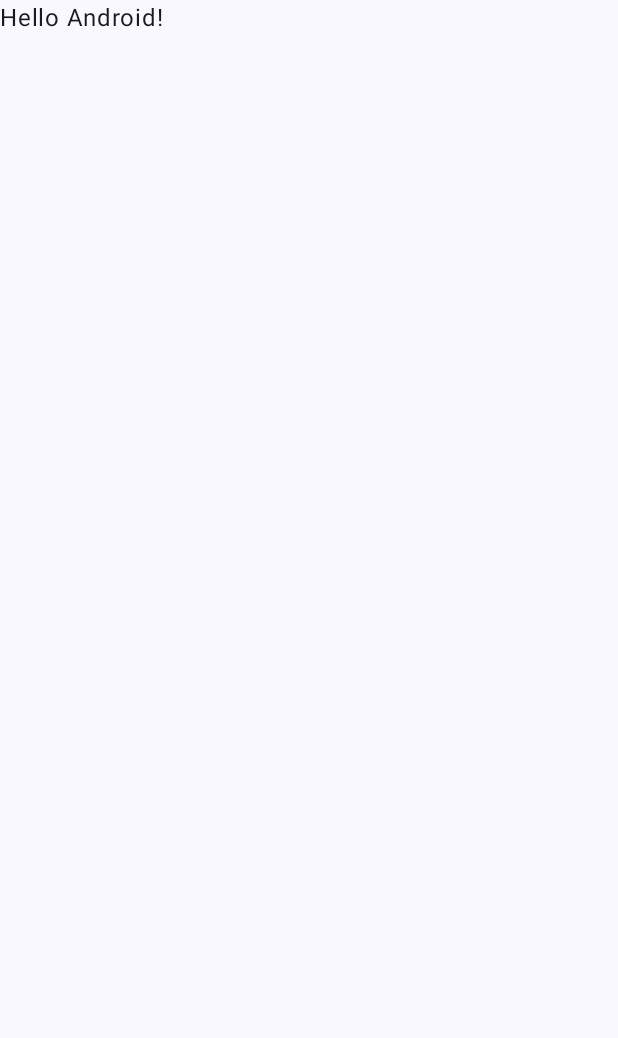
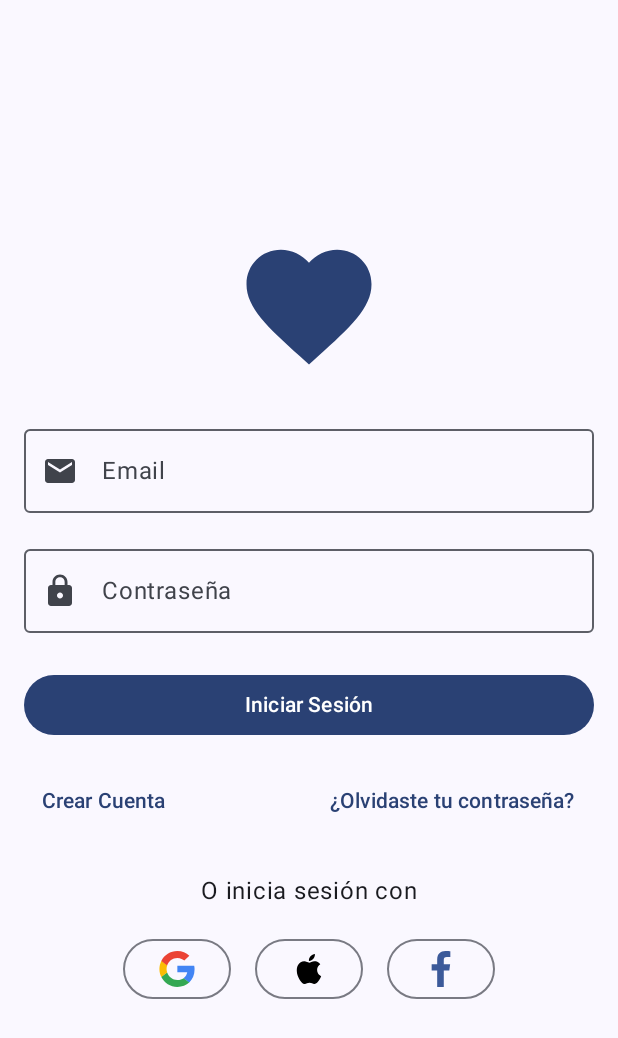
Before and after one commit to SarAvi21805/Vive_paso_a_paso, an Android app built with Jetpack Compose: the screen it shows after launch (MainActivity), on a phone screen of 412 x 824 dp. Before the commit the part shown is almost empty. Shown: the top 1038 px of the screen. Run offline under Robolectric (Android 15) with nearby library versions, the phone set to English and light mode, and no system bars.

Commit message:
Se realizaron las siguientes modificaciones en el repositorio:
1. Declaración de los colores a utilizar dentro de la aplicación (sujetos a cambios).
2. Declaración de recursos necesarios para implementar en la pantalla de login.
3. Visualización de la vista del login al compilar la aplicación.
4. Creación de archivos adicionales para colocar el código funcional de la vista (siguiente entrega).

```diff
--- a/app/build.gradle.kts
+++ b/app/build.gradle.kts
@@ -6,12 +6,12 @@ plugins {
 
 android {
     namespace = "com.example.vivepasoapaso"
-    compileSdk = 35
+    compileSdk = 36
 
     defaultConfig {
         applicationId = "com.example.vivepasoapaso"
         minSdk = 24
-        targetSdk = 35
+        targetSdk = 36
         versionCode = 1
         versionName = "1.0"
 
--- a/app/src/main/java/com/example/vivepasoapaso/MainActivity.kt
+++ b/app/src/main/java/com/example/vivepasoapaso/MainActivity.kt
@@ -8,40 +8,26 @@ import androidx.compose.foundation.layout.fillMaxSize
 import androidx.compose.foundation.layout.padding
 import androidx.compose.material3.Scaffold
 import androidx.compose.material3.Text
+import androidx.compose.material3.MaterialTheme
+import androidx.compose.material3.Surface
 import androidx.compose.runtime.Composable
 import androidx.compose.ui.Modifier
 import androidx.compose.ui.tooling.preview.Preview
+import com.example.vivepasoapaso.ui.screens.login.LoginScreen
 import com.example.vivepasoapaso.ui.theme.VivePasoAPasoTheme
 
 class MainActivity : ComponentActivity() {
     override fun onCreate(savedInstanceState: Bundle?) {
         super.onCreate(savedInstanceState)
-        enableEdgeToEdge()
         setContent {
             VivePasoAPasoTheme {
-                Scaffold(modifier = Modifier.fillMaxSize()) { innerPadding ->
-                    Greeting(
-                        name = "Android",
-                        modifier = Modifier.padding(innerPadding)
-                    )
+                Surface(
+                    modifier = Modifier.fillMaxSize(),
+                    color = MaterialTheme.colorScheme.background
+                ) { // Pantallas para visualizar
+                    LoginScreen()
                 }
             }
         }
     }
 }
-
-@Composable
-fun Greeting(name: String, modifier: Modifier = Modifier) {
-    Text(
-        text = "Hello $name!",
-        modifier = modifier
-    )
-}
-
-@Preview(showBackground = true)
-@Composable
-fun GreetingPreview() {
-    VivePasoAPasoTheme {
-        Greeting("Android")
-    }
-}
--- /dev/null
+++ b/app/src/main/java/com/example/vivepasoapaso/ui/screens/login/LoginEvent.kt
@@ -0,0 +1 @@
+package com.example.vivepasoapaso.ui.screens.login
--- /dev/null
+++ b/app/src/main/java/com/example/vivepasoapaso/ui/screens/login/LoginScreen.kt
@@ -0,0 +1,132 @@
+package com.example.vivepasoapaso.ui.screens.login
+
+import androidx.compose.foundation.Image
+import androidx.compose.foundation.layout.*
+import androidx.compose.material.icons.Icons
+import androidx.compose.material.icons.filled.Email
+import androidx.compose.material.icons.filled.Favorite
+import androidx.compose.material.icons.filled.Lock
+import androidx.compose.material3.*
+import androidx.compose.runtime.*
+import androidx.compose.ui.Alignment
+import androidx.compose.ui.Modifier
+import androidx.compose.ui.res.dimensionResource
+import androidx.compose.ui.res.stringResource
+import androidx.compose.ui.text.input.PasswordVisualTransformation
+import androidx.compose.ui.tooling.preview.Preview
+import androidx.compose.ui.unit.dp
+import com.example.vivepasoapaso.R
+import com.example.vivepasoapaso.ui.theme.VivePasoAPasoTheme
+import androidx.compose.ui.res.painterResource as painterResource1
+
+@Composable
+fun LoginScreen() {
+    Column(
+        modifier = Modifier
+            .fillMaxSize()
+            .padding(dimensionResource(id = R.dimen.padding_medium)),
+        horizontalAlignment = Alignment.CenterHorizontally,
+        verticalArrangement = Arrangement.Center
+    ) {
+        Icon(
+            imageVector = Icons.Default.Favorite,
+            contentDescription = "App Logo",
+            modifier = Modifier.size(width = 100.dp, height = 100.dp),
+            tint = MaterialTheme.colorScheme.primary
+        )
+        Spacer(modifier = Modifier.height(dimensionResource(id = R.dimen.margin_large)))
+
+        OutlinedTextField(
+            value = "",
+            onValueChange = {},
+            label = { Text(stringResource(id = R.string.email_placeholder)) },
+            leadingIcon = { Icon(Icons.Default.Email, contentDescription = null) },
+            modifier = Modifier.fillMaxWidth()
+        )
+        Spacer(modifier = Modifier.height(dimensionResource(id = R.dimen.margin_medium)))
+
+        OutlinedTextField(
+            value = "",
+            onValueChange = {},
+            label = { Text(stringResource(id = R.string.password_placeholder)) },
+            leadingIcon = { Icon(Icons.Default.Lock, contentDescription = null) },
+            modifier = Modifier.fillMaxWidth(),
+            visualTransformation = PasswordVisualTransformation()
+        )
+        Spacer(modifier = Modifier.height(dimensionResource(id = R.dimen.margin_large)))
+
+        Button(
+            onClick = { /* No action needed */ },
+            modifier = Modifier.fillMaxWidth()
+        ) {
+            Text(stringResource(id = R.string.login_button))
+        }
+        Spacer(modifier = Modifier.height(dimensionResource(id = R.dimen.margin_medium)))
+
+        Row(
+            modifier = Modifier.fillMaxWidth(),
+            horizontalArrangement = Arrangement.SpaceBetween
+        ) {
+            TextButton(onClick = { /* No action */ }) {
+                Text(stringResource(id = R.string.create_account))
+            }
+            TextButton(onClick = { /* No action */ }) {
+                Text(stringResource(id = R.string.forgot_password))
+            }
+        }
+
+        Spacer(modifier = Modifier.height(dimensionResource(id = R.dimen.margin_large)))
+        Text("O inicia sesión con")
+        Spacer(modifier = Modifier.height(dimensionResource(id = R.dimen.margin_medium)))
+
+        Row(
+            modifier = Modifier.fillMaxWidth(),
+            // Iconos centrados
+            horizontalArrangement = Arrangement.Center,
+            verticalAlignment = Alignment.CenterVertically
+        ) {
+            // Botón para Google
+            OutlinedButton(
+                onClick = { /* No action */ },
+                modifier = Modifier.padding(horizontal = dimensionResource(id = R.dimen.padding_small))
+            ) {
+                Image(
+                    painter = painterResource1(id = R.drawable.google_logo),
+                    contentDescription = "Iniciar sesión con Google", // Para accesibilidad
+                    modifier = Modifier.size(24.dp) // tamaño
+                )
+            }
+            // Botón para Apple
+            OutlinedButton(
+                onClick = { /* No action */ },
+                modifier = Modifier.padding(horizontal = dimensionResource(id = R.dimen.padding_small))
+            ) {
+                Image(
+                    painter = painterResource1(id = R.drawable.apple_logo),
+                    contentDescription = "Iniciar sesión con Apple", // Para accesibilidad
+                    modifier = Modifier.size(24.dp) // tamaño
+                )
+            }
+
+            // Botón para Facebook
+            OutlinedButton(
+                onClick = { /* No action */ },
+                modifier = Modifier.padding(horizontal = dimensionResource(id = R.dimen.padding_small))
+            ) {
+                Image(
+                    painter = painterResource1(id = R.drawable.facebook_logo),
+                    contentDescription = "Iniciar sesión con Facebook", // Para accesibilidad
+                    modifier = Modifier.size(24.dp) // tamaño
+                )
+            }
+        }
+    }
+}
+
+@Preview(showBackground = true)
+@Composable
+fun LoginScreenPreview() {
+    VivePasoAPasoTheme {
+        LoginScreen()
+    }
+}
--- /dev/null
+++ b/app/src/main/java/com/example/vivepasoapaso/ui/screens/login/LoginState.kt
@@ -0,0 +1 @@
+package com.example.vivepasoapaso.ui.screens.login
--- /dev/null
+++ b/app/src/main/java/com/example/vivepasoapaso/ui/screens/login/LoginViewModel.kt
@@ -0,0 +1 @@
+package com.example.vivepasoapaso.ui.screens.login
--- a/app/src/main/java/com/example/vivepasoapaso/ui/theme/Color.kt
+++ b/app/src/main/java/com/example/vivepasoapaso/ui/theme/Color.kt
@@ -2,10 +2,9 @@ package com.example.vivepasoapaso.ui.theme
 
 import androidx.compose.ui.graphics.Color
 
-val Purple80 = Color(0xFFD0BCFF)
-val PurpleGrey80 = Color(0xFFCCC2DC)
-val Pink80 = Color(0xFFEFB8C8)
-
-val Purple40 = Color(0xFF6650a4)
-val PurpleGrey40 = Color(0xFF625b71)
-val Pink40 = Color(0xFF7D5260)
+val AzulSereno = Color(0xFF4A90E2)
+val VerdeFresco = Color(0xFF50E3C2)
+val NaranjaVibrante = Color(0xFFFFA500)
+val GrisClaroFondo = Color(0xFFF5F5F5)
+val GrisTexto = Color(0xFF8A8A8A)
+val NegroTexto = Color(0xFF333333)
--- a/app/src/main/java/com/example/vivepasoapaso/ui/theme/Theme.kt
+++ b/app/src/main/java/com/example/vivepasoapaso/ui/theme/Theme.kt
@@ -10,27 +10,26 @@ import androidx.compose.material3.dynamicLightColorScheme
 import androidx.compose.material3.lightColorScheme
 import androidx.compose.runtime.Composable
 import androidx.compose.ui.platform.LocalContext
+import androidx.compose.ui.graphics.Color
 
+// Pendiente de definir colores en modo oscuro!
 private val DarkColorScheme = darkColorScheme(
-    primary = Purple80,
-    secondary = PurpleGrey80,
-    tertiary = Pink80
+    primary = AzulSereno,
+    secondary = VerdeFresco,
+    tertiary = NaranjaVibrante
 )
 
 private val LightColorScheme = lightColorScheme(
-    primary = Purple40,
-    secondary = PurpleGrey40,
-    tertiary = Pink40
-
-    /* Other default colors to override
-    background = Color(0xFFFFFBFE),
-    surface = Color(0xFFFFFBFE),
+    primary = AzulSereno,
+    secondary = VerdeFresco,
+    tertiary = NaranjaVibrante,
+    background = GrisClaroFondo,
+    surface = Color.White,
     onPrimary = Color.White,
     onSecondary = Color.White,
     onTertiary = Color.White,
-    onBackground = Color(0xFF1C1B1F),
-    onSurface = Color(0xFF1C1B1F),
-    */
+    onBackground = NegroTexto,
+    onSurface = NegroTexto
 )
 
 @Composable
--- /dev/null
+++ b/app/src/main/res/drawable/apple_logo.xml
@@ -0,0 +1,9 @@
+<vector xmlns:android="http://schemas.android.com/apk/res/android"
+    android:width="800dp"
+    android:height="800dp"
+    android:viewportWidth="24"
+    android:viewportHeight="24">
+  <path
+      android:pathData="M18.71,19.5C17.88,20.74 17,21.95 15.66,21.97C14.32,22 13.89,21.18 12.37,21.18C10.84,21.18 10.37,21.95 9.1,22C7.79,22.05 6.8,20.68 5.96,19.47C4.25,17 2.94,12.45 4.7,9.39C5.57,7.87 7.13,6.91 8.82,6.88C10.1,6.86 11.32,7.75 12.11,7.75C12.89,7.75 14.37,6.68 15.92,6.84C16.57,6.87 18.39,7.1 19.56,8.82C19.47,8.88 17.39,10.1 17.41,12.63C17.44,15.65 20.06,16.66 20.09,16.67C20.06,16.74 19.67,18.11 18.71,19.5ZM13,3.5C13.73,2.67 14.94,2.04 15.94,2C16.07,3.17 15.6,4.35 14.9,5.19C14.21,6.04 13.07,6.7 11.95,6.61C11.8,5.46 12.36,4.26 13,3.5Z"
+      android:fillColor="#000000"/>
+</vector>
--- /dev/null
+++ b/app/src/main/res/drawable/facebook_logo.xml
@@ -0,0 +1,9 @@
+<vector xmlns:android="http://schemas.android.com/apk/res/android"
+    android:width="800dp"
+    android:height="800dp"
+    android:viewportWidth="207.09"
+    android:viewportHeight="207.09">
+  <path
+      android:pathData="M119.57,207.08v-94.46h31.71l4.75,-36.81h-36.45L119.57,52.31c0,-10.66 2.96,-17.92 18.25,-17.92l19.49,-0.01L157.31,1.45c-3.37,-0.45 -14.94,-1.45 -28.41,-1.45 -28.11,0 -47.35,17.16 -47.35,48.66v27.15L49.77,75.81v36.81h31.79v94.46l38.02,-0z"
+      android:fillColor="#3c5a9a"/>
+</vector>
--- /dev/null
+++ b/app/src/main/res/drawable/google_logo.xml
@@ -0,0 +1,18 @@
+<vector xmlns:android="http://schemas.android.com/apk/res/android"
+    android:width="800dp"
+    android:height="800dp"
+    android:viewportWidth="262"
+    android:viewportHeight="262">
+  <path
+      android:pathData="M258.88,133.45c0,-10.73 -0.87,-18.57 -2.76,-26.69L133.55,106.76v48.45h71.95c-1.45,12.04 -9.28,30.17 -26.69,42.36l-0.24,1.62 38.76,30.02 2.68,0.27c24.66,-22.77 38.88,-56.28 38.88,-96.03"
+      android:fillColor="#4285F4"/>
+  <path
+      android:pathData="M133.55,261.1c35.25,0 64.84,-11.6 86.45,-31.62l-41.2,-31.91c-11.02,7.69 -25.82,13.06 -45.26,13.06 -34.52,0 -63.82,-22.77 -74.27,-54.25l-1.53,0.13 -40.3,31.19 -0.53,1.47C38.39,231.8 82.49,261.1 133.55,261.1"
+      android:fillColor="#34A853"/>
+  <path
+      android:pathData="M59.28,156.37c-2.76,-8.12 -4.35,-16.83 -4.35,-25.82 0,-8.99 1.6,-17.7 4.21,-25.82l-0.07,-1.73L18.26,71.31l-1.34,0.63C8.08,89.64 3,109.52 3,130.55s5.08,40.9 13.93,58.6l42.36,-32.78"
+      android:fillColor="#FBBC05"/>
+  <path
+      android:pathData="M133.55,50.48c24.51,0 41.05,10.59 50.48,19.44l36.84,-35.97C198.24,12.91 168.8,0 133.55,0 82.49,0 38.39,29.3 16.92,71.95l42.21,32.78c10.59,-31.48 39.89,-54.25 74.41,-54.25"
+      android:fillColor="#EB4335"/>
+</vector>
--- /dev/null
+++ b/app/src/main/res/values/dimens.xml
@@ -0,0 +1,19 @@
+<?xml version="1.0" encoding="utf-8"?>
+<resources>
+    <dimen name="padding_extra_small">4dp</dimen>
+    <dimen name="padding_small">8dp</dimen>
+    <dimen name="padding_medium">16dp</dimen>
+    <dimen name="padding_large">24dp</dimen>
+
+    <dimen name="margin_small">8dp</dimen>
+    <dimen name="margin_medium">16dp</dimen>
+    <dimen name="margin_large">24dp</dimen>
+
+    <dimen name="font_size_small">12sp</dimen>
+    <dimen name="font_size_medium">16sp</dimen>
+    <dimen name="font_size_large">20sp</dimen>
+    <dimen name="font_size_title">24sp</dimen>
+
+    <dimen name="icon_size_small">24dp</dimen>
+    <dimen name="icon_size_medium">32dp</dimen>
+</resources>
--- a/app/src/main/res/values/strings.xml
+++ b/app/src/main/res/values/strings.xml
@@ -1,3 +1,12 @@
 <resources>
     <string name="app_name">Vive+ paso a paso</string>
+
+    <!-- Login Screen -->
+    <string name="email_placeholder">Email</string>
+    <string name="password_placeholder">Contraseña</string>
+    <string name="login_button">Iniciar Sesión</string>
+    <string name="create_account">Crear Cuenta</string>
+    <string name="forgot_password">¿Olvidaste tu contraseña?</string>
+
+
 </resources>
```
